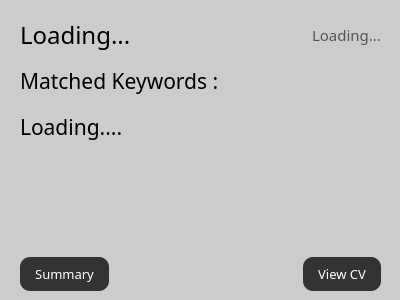
Above: src/ui/result_card.ui from RealNath/Tubes3_hr before the change. Below: the same form after it.
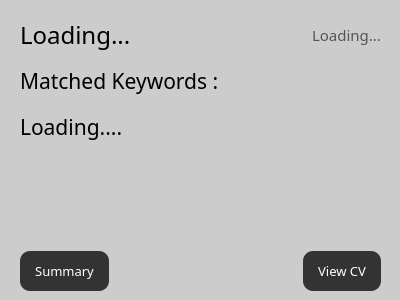
That is the form after the change.

Commit message: hotfix : multiple keyords search

```diff
--- a/src/ui/result_card.ui
+++ b/src/ui/result_card.ui
@@ -208,6 +208,12 @@
      <layout class="QHBoxLayout" name="horizontalLayout_2">
       <item>
        <widget class="QPushButton" name="viewSummary">
+        <property name="minimumSize">
+         <size>
+          <width>0</width>
+          <height>40</height>
+         </size>
+        </property>
         <property name="font">
          <font>
           <family>Bahnschrift SemiLight</family>
@@ -248,6 +254,12 @@
       </item>
       <item>
        <widget class="QPushButton" name="viewPDF">
+        <property name="minimumSize">
+         <size>
+          <width>0</width>
+          <height>40</height>
+         </size>
+        </property>
         <property name="font">
          <font>
           <family>Bahnschrift SemiLight</family>
```
The commit also changes 2 other files.
